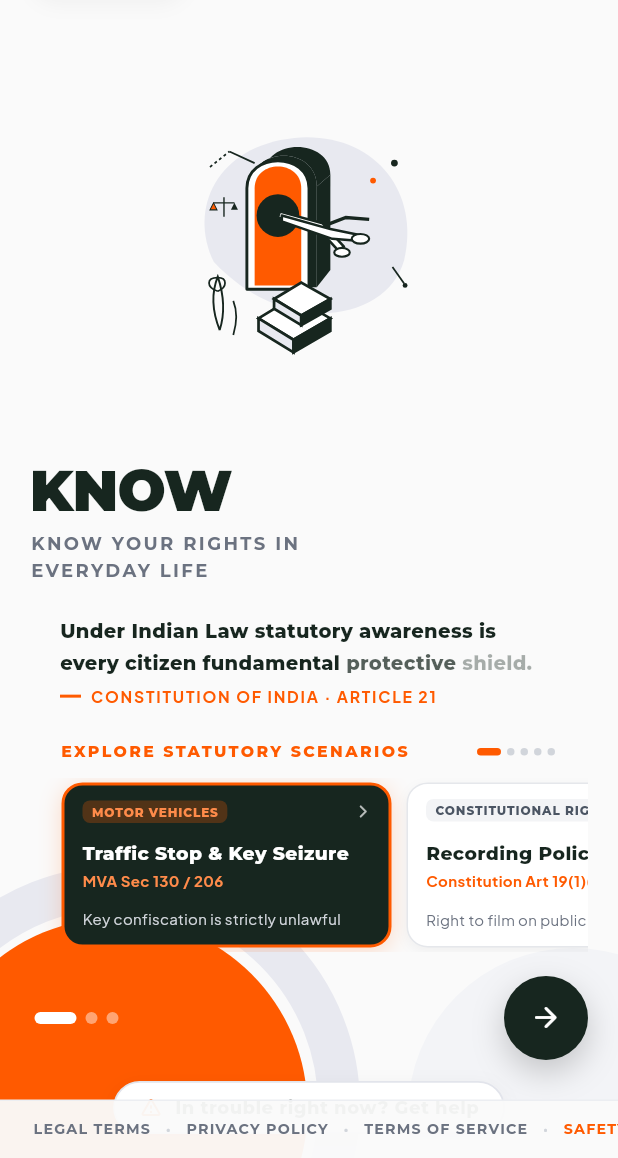
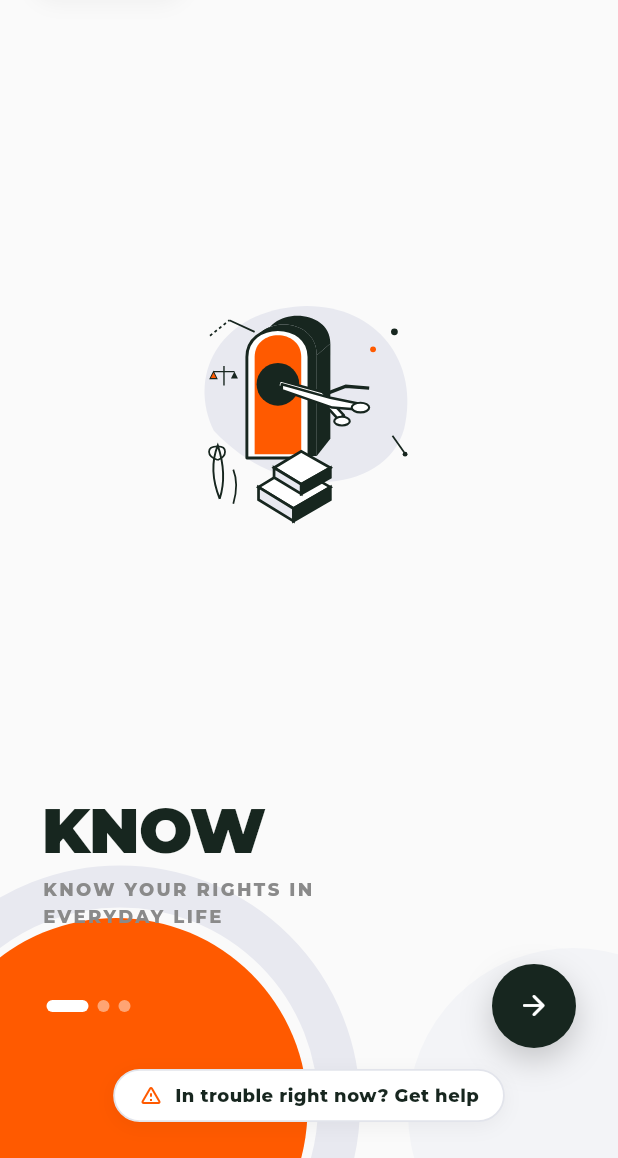
Before and after one commit to Rishit-07/Civic, a Flutter app: the screen it shows after launch, on a phone screen of 412 x 824 dp, the part 78-1236 px from its top. Run offline on Flutter 3.47's test engine with Material 3 defaults, Android fonts, the phone set to English and light mode, and no system bars; our stand-ins replace audioplayers, cloud_firestore, file_picker, firebase_auth, firebase_core, flutter_svg and 6 more; missing offline and left inert: dart:js_interop, record; accounts and stored records are empty; generated files the repository leaves out were written again.

```diff
--- a/lib/features/onboarding/onboarding_screen.dart
+++ b/lib/features/onboarding/onboarding_screen.dart
@@ -1,4 +1,3 @@
-import 'package:flutter/foundation.dart' show kIsWeb;
 import 'package:flutter/material.dart';
 import 'package:google_fonts/google_fonts.dart';
 import '../../core/theme/app_radii.dart';
@@ -6,15 +5,10 @@ import '../../data/services/app_preferences.dart';
 import '../auth/sign_in_screen.dart';
 import '../scenarios/situation_list_screen.dart';
 import 'widgets/onboarding_illustrations.dart';
-import 'widgets/legal_safety_sheets.dart';
-import 'widgets/landing_motion_widgets.dart';
 
 /// Pixel-perfect Onboarding / Landing Screen matching CIVIC design standards:
 /// - 3 swipeable slides (KNOW, PREPARE, ACT) with smooth continuous parallax & scaling transitions
 /// - Persistent top bar with CIVIC shield badge, Language toggle chip, and SKIP button
-/// - Horizontal scroll scenario selection animation with interactive legal cards
-/// - Scroll-to-reveal statutory text block with dynamic word illumination
-/// - Comprehensive Legal, Privacy, Safety Center (SOS), Safety Blog & Cookie Governance bar
 /// - High-contrast elevated emergency help pill badge on every slide
 /// - Continuous fluid pagination dots indicator that tracks swipe progress
 /// - Last slide "GET STARTED ->" button with legal disclaimer
@@ -29,7 +23,6 @@ class _OnboardingScreenState extends State<OnboardingScreen> {
   final PageController _pageController = PageController();
   int _currentPage = 0;
   String _currentLanguage = 'en';
-  bool _isCookieConsentDismissed = false;
 
   @override
   void initState() {
@@ -197,50 +190,6 @@ class _OnboardingScreenState extends State<OnboardingScreen> {
               left: 0,
               right: 0,
               child: _buildHeader(isWide),
-            ),
-
-            // 3. Persistent Bottom Legal, Privacy, Safety & Cookie Governance Bar
-            Positioned(
-              bottom: 0,
-              left: 0,
-              right: 0,
-              child: Column(
-                mainAxisSize: MainAxisSize.min,
-                children: [
-                  if (kIsWeb && !_isCookieConsentDismissed)
-                    CookieConsentPill(
-                      onAccept: () {
-                        setState(() {
-                          _isCookieConsentDismissed = true;
-                        });
-                      },
-                      onManage: () =>
-                          LegalSafetySheets.showCookiePreferences(context),
-                    ),
-                  Container(
-                    decoration: BoxDecoration(
-                      color: const Color(0xFFFAFAFA).withValues(alpha: 0.96),
-                      border: const Border(
-                        top: BorderSide(color: Color(0xFFECEEF2), width: 1.0),
-                      ),
-                    ),
-                    child: LegalSafetyBar(
-                      onLegalTerms: () =>
-                          LegalSafetySheets.showLegalTerms(context),
-                      onPrivacyPolicy: () =>
-                          LegalSafetySheets.showPrivacyPolicy(context),
-                      onTermsOfService: () =>
-                          LegalSafetySheets.showTermsOfService(context),
-                      onSafetyBlog: () =>
-                          LegalSafetySheets.showSafetyBlog(context),
-                      onSafetyCenter: () =>
-                          LegalSafetySheets.showSafetyCenter(context),
-                      onCookies: () =>
-                          LegalSafetySheets.showCookiePreferences(context),
-                    ),
-                  ),
-                ],
-              ),
             ),
           ],
         ),
@@ -603,47 +552,34 @@ class _OnboardingScreenState extends State<OnboardingScreen> {
               // SLIDE 1 (KNOW)
               return Padding(
                 padding: EdgeInsets.fromLTRB(
-                    20.0, 0.0, 20.0, isWide ? 24.0 : 16.0),
+                    28.0, 0.0, 28.0, isWide ? 32.0 : 24.0),
                 child: Column(
                   crossAxisAlignment: CrossAxisAlignment.start,
                   children: [
                     Text(
                       _isHindi ? 'जानिए' : 'KNOW',
                       style: GoogleFonts.montserrat(
-                        fontSize: isWide ? 44 : 38,
+                        fontSize: 42,
                         fontWeight: FontWeight.w900,
                         color: const Color(0xFF17261F),
                         letterSpacing: -0.5,
                         height: 1.0,
                       ),
                     ),
-                    const SizedBox(height: 8),
+                    const SizedBox(height: 10),
                     Text(
                       _isHindi
                           ? 'दैनिक जीवन में अपने अधिकारों\nको पहचानें'
                           : 'KNOW YOUR RIGHTS IN\nEVERYDAY LIFE',
                       style: GoogleFonts.montserrat(
-                        fontSize: isWide ? 13 : 12,
-                        fontWeight: FontWeight.w700,
-                        color: const Color(0xFF6B7280),
+                        fontSize: 12,
+                        fontWeight: FontWeight.w800,
+                        color: const Color(0xFF8A8A8A),
                         letterSpacing: 1.6,
                         height: 1.5,
                       ),
                     ),
-                    const SizedBox(height: 14),
-
-                    // Scroll to Reveal Text with statutory quote
-                    ScrollToRevealText(
-                      quotation: _isHindi
-                          ? 'भारतीय कानून के तहत अधिकारों की जानकारी ही हर नागरिक का सबसे मजबूत कवच है।'
-                          : 'Under Indian Law statutory awareness is every citizen fundamental protective shield.',
-                      attribution: 'CONSTITUTION OF INDIA · ARTICLE 21',
-                    ),
-                    const SizedBox(height: 14),
-
-                    // Interactive Horizontal Scenario Selection Animation
-                    const HorizontalScenarioSelector(),
-                    SizedBox(height: isWide ? 20 : 16),
+                    SizedBox(height: isWide ? 28 : 22),
 
                     // Bottom Navigation Row with Smooth Animated Dots
                     Row(
```
